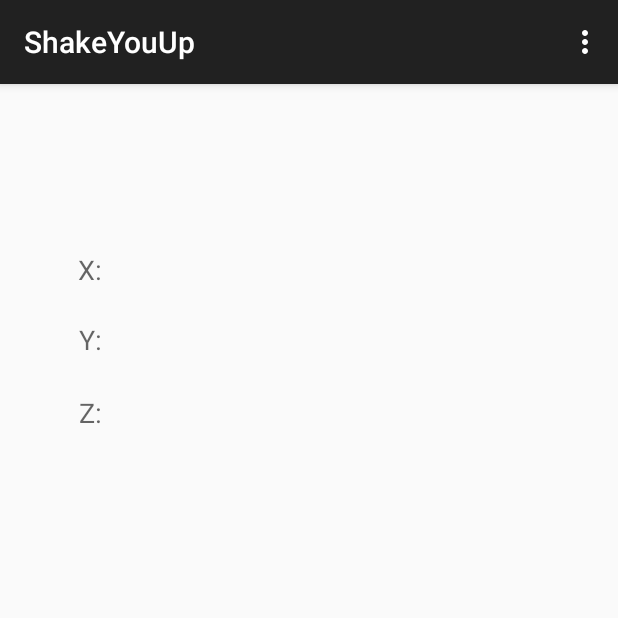
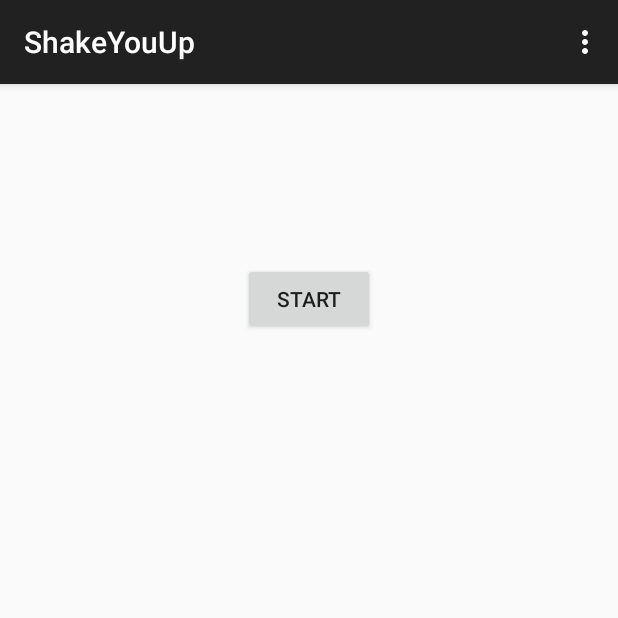
Before and after one commit to Bramvanelderen10/ShakeYouUp, an Android app: the screen it shows after launch (DashboardActivity), on a phone screen of 412 x 824 dp, the top half of it. Run offline under Robolectric (Android 15) with nearby library versions, the phone set to English and light mode, and no system bars.

```diff
--- a/app/src/main/java/com/groep5/shakeyouup/DashboardActivity.java
+++ b/app/src/main/java/com/groep5/shakeyouup/DashboardActivity.java
@@ -15,14 +15,16 @@ import android.widget.TextView;
 
 public class DashboardActivity extends ActionBarActivity {
 
-
+    private Route route;
 
     @Override
     protected void onCreate(Bundle savedInstanceState) {
         super.onCreate(savedInstanceState);
         setContentView(R.layout.activity_dashboard);
 
-        new MotionSensor(this);
+
+        this.route = new Route();
+        this.route.setMs(new MotionSensor((SensorManager) getSystemService(Context.SENSOR_SERVICE), (WindowManager)this.getSystemService(Context.WINDOW_SERVICE), this.route));
     }
 
     @Override
@@ -48,15 +50,8 @@ public class DashboardActivity extends ActionBarActivity {
     }
 
 
-    public void adjustScore(float[] screenVec) {
+    public void updateView(int score) {
 
-        TextView xField = (TextView)findViewById(R.id.xField);
-        xField.setText(Float.toString(screenVec[0]));
 
-        TextView yField = (TextView)findViewById(R.id.yField);
-        yField.setText(Float.toString(screenVec[1]));
-
-        TextView zField = (TextView)findViewById(R.id.zField);
-        zField.setText(Float.toString(screenVec[2]));
     }
 }
--- a/app/src/main/java/com/groep5/shakeyouup/MotionSensor.java
+++ b/app/src/main/java/com/groep5/shakeyouup/MotionSensor.java
@@ -1,7 +1,5 @@
 package com.groep5.shakeyouup;
 
-import android.app.Activity;
-import android.content.Context;
 import android.hardware.Sensor;
 import android.hardware.SensorEvent;
 import android.hardware.SensorEventListener;
@@ -15,16 +13,34 @@ public class MotionSensor implements SensorEventListener {
 
     private SensorManager sensorManager;
     private Sensor aSensor;
-    private Activity activity;
+    private WindowManager windowManager;
 
-    public MotionSensor(Activity activity) {
-        this.activity = activity;
+    private Route route;
 
-        sensorManager = (SensorManager) this.activity.getSystemService(Context.SENSOR_SERVICE);
-        aSensor = sensorManager.getDefaultSensor(Sensor.TYPE_LINEAR_ACCELERATION);
+    public float[] getTotalVector() {
+        return totalVector;
+    }
+
+    public void setTotalVector(float[] totalVector) {
+        this.totalVector = totalVector;
+    }
+
+    private float[] totalVector;
+
+    public MotionSensor(SensorManager sm, WindowManager wm, Route route) {
+
+        this.route = route;
+        this.sensorManager = sm;
+        this.windowManager = wm;
+        this.aSensor = this.sensorManager.getDefaultSensor(Sensor.TYPE_LINEAR_ACCELERATION);
 
         //Register sensor in the manager DUNNO WHAT THE DELAY IS
-        sensorManager.registerListener(this, aSensor, SensorManager.SENSOR_DELAY_NORMAL);
+        this.sensorManager.registerListener(this, this.aSensor, SensorManager.SENSOR_DELAY_NORMAL);
+
+        this.totalVector = new float[3];
+        this.totalVector[0] = 0;
+        this.totalVector[1] = 0;
+        this.totalVector[2] = 0;
     }
 
     @Override
@@ -39,7 +55,11 @@ public class MotionSensor implements SensorEventListener {
 
         DashboardActivity DA = (DashboardActivity)this.activity;
 
-        DA.adjustScore(vector);
+
+        this.totalVector[0] += (vector[0] > 1.2)? vector[0]: 0;
+        this.totalVector[1] += (vector[1] > 1.2)? vector[1]: 0;
+        this.totalVector[2] += (vector[2] > 1.0)? vector[2]: 0;
+
     }
 
     @Override
@@ -49,9 +69,7 @@ public class MotionSensor implements SensorEventListener {
 
     private float[] recalculateVector(float[] vector) {
 
-        WindowManager windowMgr =
-                (WindowManager)this.activity.getSystemService(Context.WINDOW_SERVICE);
-        int rotation = windowMgr.getDefaultDisplay().getRotation();
+        int rotation = this.windowManager.getDefaultDisplay().getRotation();
 
         float[] screenVec = new float[3];
         final int axisSwap[][] = {
@@ -62,9 +80,9 @@ public class MotionSensor implements SensorEventListener {
 
         final int[] as = axisSwap[rotation];
 
-        screenVec[0]  =  (float)as[0] * vector[ as[2] ];
-        screenVec[1]  =  (float)as[1] * vector[ as[3] ];
-        screenVec[2]  =  vector[2];
+        screenVec[0]  =  Math.abs((float) as[0] * vector[as[2]]);
+        screenVec[1]  =  Math.abs((float)as[1] * vector[ as[3] ]);
+        screenVec[2]  =  Math.abs(vector[2]);
 
         return screenVec;
     }
--- /dev/null
+++ b/app/src/main/java/com/groep5/shakeyouup/Route.java
@@ -0,0 +1,38 @@
+package com.groep5.shakeyouup;
+
+/**
+ * Created by Bram on 6/4/2015.
+ */
+public class Route {
+    private int score;
+
+    public MotionSensor getMs() {
+        return ms;
+    }
+
+    public void setMs(MotionSensor ms) {
+        this.ms = ms;
+    }
+
+    private MotionSensor ms;
+
+    public Route() {
+
+}
+
+    //TODO calculate score based on motion time and distance
+    public void calculateFinalScore() {
+        float[] vector = this.ms.getTotalVector();
+
+
+
+        this.score = 10;
+    }
+
+
+
+    //TODO Save route in database
+    public void saveRoute() {
+
+    }
+}
--- a/app/src/main/res/layout/activity_dashboard.xml
+++ b/app/src/main/res/layout/activity_dashboard.xml
@@ -5,72 +5,35 @@
     android:paddingTop="@dimen/activity_vertical_margin"
     android:paddingBottom="@dimen/activity_vertical_margin" tools:context=".DashboardActivity">
 
-    <TextView
+    <Button
         android:layout_width="wrap_content"
         android:layout_height="wrap_content"
-        android:textAppearance="?android:attr/textAppearanceMedium"
-        android:text="X:"
-        android:id="@+id/xLabel"
-        android:layout_marginLeft="36dp"
-        android:layout_marginStart="36dp"
-        android:layout_marginTop="95dp"
+        android:text="Start"
+        android:id="@+id/start"
         android:layout_alignParentTop="true"
-        android:layout_alignParentLeft="true"
-        android:layout_alignParentStart="true" />
+        android:layout_centerHorizontal="true"
+        android:layout_marginTop="103dp" />
 
     <TextView
         android:layout_width="wrap_content"
         android:layout_height="wrap_content"
         android:textAppearance="?android:attr/textAppearanceMedium"
-        android:id="@+id/xField"
-        android:layout_alignBottom="@+id/xLabel"
-        android:layout_toRightOf="@+id/xLabel"
-        android:layout_marginLeft="34dp"
-        android:layout_marginStart="34dp"
-        android:layout_alignParentRight="true"
-        android:layout_alignParentEnd="true" />
+        android:id="@+id/currentScore"
+        android:layout_below="@+id/start"
+        android:layout_alignRight="@+id/start"
+        android:layout_alignEnd="@+id/start"
+        android:layout_alignLeft="@+id/start"
+        android:layout_alignStart="@+id/start" />
 
     <TextView
         android:layout_width="wrap_content"
         android:layout_height="wrap_content"
         android:textAppearance="?android:attr/textAppearanceMedium"
-        android:text="Y:"
-        android:id="@+id/yLabel"
-        android:layout_marginTop="22dp"
-        android:layout_below="@+id/xLabel"
-        android:layout_toLeftOf="@+id/xField"
-        android:layout_toStartOf="@+id/xField" />
-
-    <TextView
-        android:layout_width="wrap_content"
-        android:layout_height="wrap_content"
-        android:textAppearance="?android:attr/textAppearanceMedium"
-        android:text="Z:"
-        android:id="@+id/zLabel"
-        android:layout_below="@+id/yLabel"
-        android:layout_alignLeft="@+id/yLabel"
-        android:layout_alignStart="@+id/yLabel"
-        android:layout_marginTop="24dp" />
-
-    <TextView
-        android:layout_width="wrap_content"
-        android:layout_height="wrap_content"
-        android:textAppearance="?android:attr/textAppearanceMedium"
-        android:id="@+id/yField"
-        android:layout_above="@+id/zLabel"
-        android:layout_alignLeft="@+id/xField"
-        android:layout_alignStart="@+id/xField"
-        android:layout_alignRight="@+id/xField"
-        android:layout_alignEnd="@+id/xField" />
-
-    <TextView
-        android:layout_width="wrap_content"
-        android:layout_height="wrap_content"
-        android:textAppearance="?android:attr/textAppearanceMedium"
-        android:id="@+id/zField"
-        android:layout_alignTop="@+id/zLabel"
-        android:layout_alignLeft="@+id/yField"
-        android:layout_alignStart="@+id/yField"
-        android:layout_alignParentRight="true"
-        android:layout_alignParentEnd="true" />
+        android:id="@+id/finalScore"
+        android:layout_below="@+id/currentScore"
+        android:layout_alignLeft="@+id/currentScore"
+        android:layout_alignStart="@+id/currentScore"
+        android:layout_marginTop="19dp"
+        android:layout_alignRight="@+id/currentScore"
+        android:layout_alignEnd="@+id/currentScore" />
 </RelativeLayout>
```
Also changed, not shown: 2 other files.
